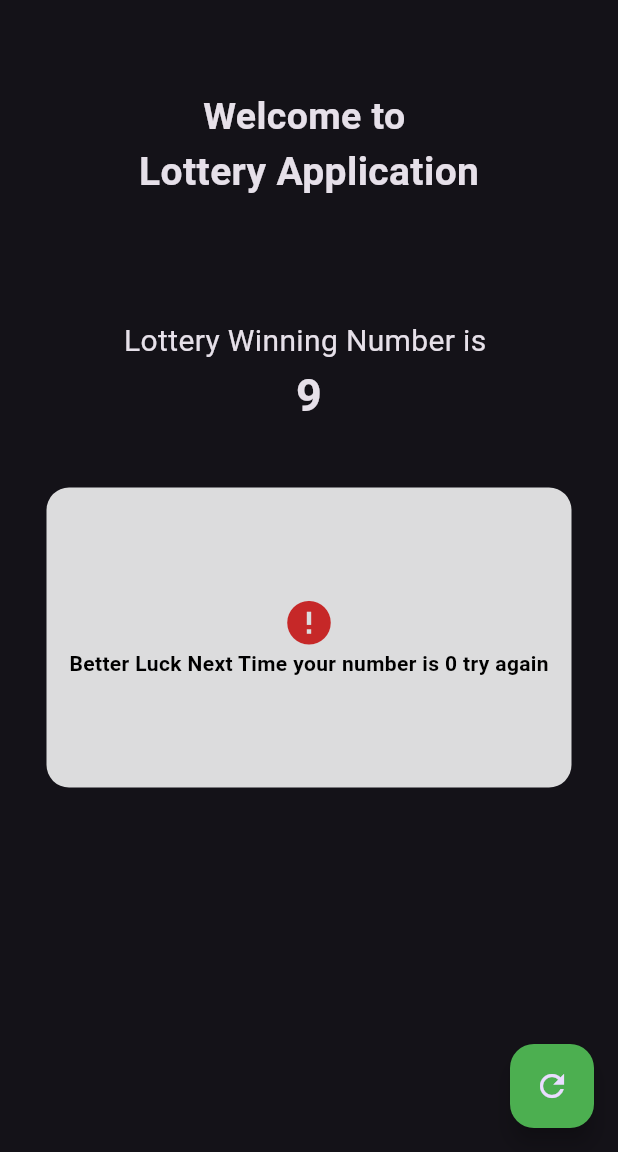
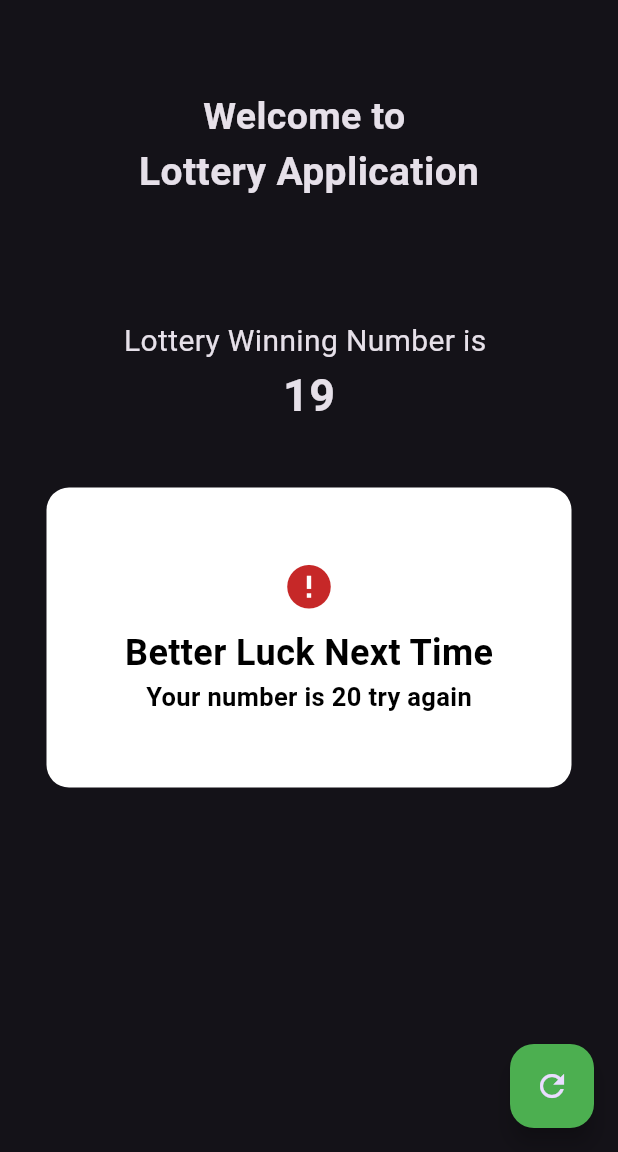
Before and after one commit to itsmehardawood/Lottery_Game_App_in_Flutter, a Flutter app: the screen it shows after launch, after a tap on the "refresh" icon, on a phone screen of 412 x 824 dp, the part 84-1236 px from its top. Run offline on Flutter 3.47's test engine with Material 3 defaults, Android fonts, the phone set to English and light mode, and no system bars.

Commit message:
Lottery Game In Flutter Updated with complex mode

```diff
--- a/lib/main.dart
+++ b/lib/main.dart
@@ -52,7 +52,7 @@ class _MyAppState extends State<MyApp> {
                 style: TextStyle(fontSize: 20),
               ),
               Text(
-                '9',
+                '19',
                 style: TextStyle(fontSize: 30,fontWeight: FontWeight.bold),
               ),
               SizedBox(
@@ -62,12 +62,12 @@ class _MyAppState extends State<MyApp> {
                 height: 200,
                 width: 350,
                 decoration: BoxDecoration(
-                  color: Colors.white.withOpacity(.85),
+                  color: Colors.white,
                   borderRadius: BorderRadius.circular(15),
                 ),
                 child: Padding(
                   padding: const EdgeInsets.all(8.0),
-                  child: x==9 ? Column(
+                  child: x==19 ? Column(
                     mainAxisAlignment: MainAxisAlignment.center,
                     children: [
                       Icon(
@@ -82,7 +82,7 @@ class _MyAppState extends State<MyApp> {
                             color: Colors.black, fontWeight: FontWeight.bold,fontSize: 30),
                       ),
                       Text(
-                        'You are the Winner with winning number of $x',
+                        'You are the Winner with number of $x',
                         style: TextStyle(
                             color: Colors.black, fontWeight: FontWeight.bold,fontSize: 16),
                       ),
@@ -95,12 +95,17 @@ class _MyAppState extends State<MyApp> {
                         color: Colors.red.shade800,
                         size: 35,
                       ),
+                      SizedBox(height: 10,),
                       Text(
-                        'Better Luck Next Time your number is $x try again',
+                        'Better Luck Next Time',
                         style: TextStyle(
-                            color: Colors.black, fontWeight: FontWeight.bold),
+                            color: Colors.black, fontWeight: FontWeight.bold,fontSize: 24),
                       ),
-
+                      Text(
+                        'Your number is $x try again',
+                        style: TextStyle(
+                            color: Colors.black, fontWeight: FontWeight.bold,fontSize: 17),
+                      ),
                     ],
                   ),
                 ),
@@ -109,9 +114,9 @@ class _MyAppState extends State<MyApp> {
           ),
         ),
         floatingActionButton: FloatingActionButton(
-          backgroundColor: x==9? Colors.red:Colors.green ,
+          backgroundColor: x==19? Colors.red:Colors.green ,
           onPressed: () {
-            x=random.nextInt(10);
+            x=random.nextInt(50);
             print(x);
             setState(() {
 
```
